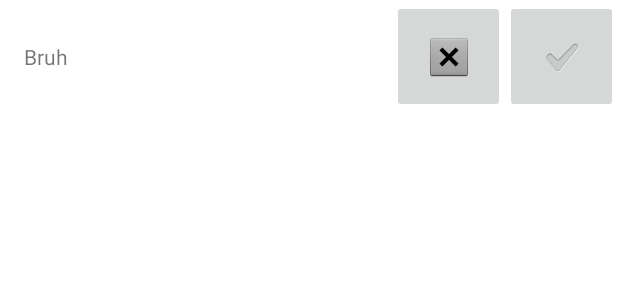
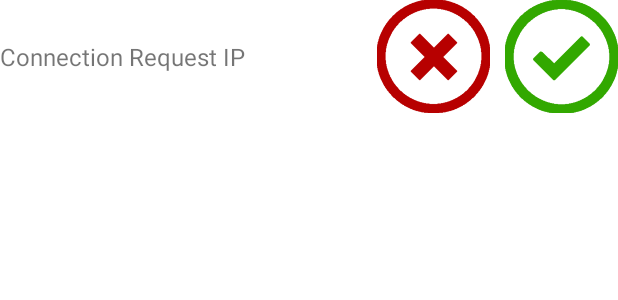
Before and after one commit to Goosoe/PhoneFileTransfer, an Android app: the layout request_list_item.xml on its own in the app's theme, with its tools: preview values and no code run, on a phone screen of 412 x 824 dp. Shown: the top 300 px of the screen. Run offline under Robolectric (Android 15) with nearby library versions, the phone set to English and light mode, and no system bars.

Commit message:
Sprint2
Ui upgrades, code refactoring and improvement,

```diff
--- a/app/src/main/java/SillyGoose/phonefiletransfer/PrepareServerActivity.java
+++ b/app/src/main/java/SillyGoose/phonefiletransfer/PrepareServerActivity.java
@@ -32,8 +32,7 @@ public class PrepareServerActivity extends Activity {
         this.setContentView(R.layout.prepare_server_layout);
 
         if(!Utils.isConnectedToWifi(this)){
-            Toast.makeText(getApplicationContext(), "You are not connected to any local network. Please connect and try again", Toast.LENGTH_LONG).show();
-            finish();
+            Utils.closeApp(this, "You are not connected to any local network. Please connect and try again");
         }
         progressText = findViewById(R.id.progressText);
         updateText();
--- a/app/src/main/java/SillyGoose/phonefiletransfer/ServerActivity.java
+++ b/app/src/main/java/SillyGoose/phonefiletransfer/ServerActivity.java
@@ -112,8 +112,8 @@ public class ServerActivity extends Activity {
             fileNumber = zipFile.size();
             zipFile.close();
             if(fileNumber < 1) {
-                Toast.makeText(getApplicationContext(), "You don't have any files chosen to send", Toast.LENGTH_LONG).show();
-                return;
+                //TODO: Magic string
+                Utils.closeApp(this, "You don't have any files chosen to send");
             }
 
         } catch (IOException e) {
--- a/app/src/main/java/Utils/Utils.java
+++ b/app/src/main/java/Utils/Utils.java
@@ -42,5 +42,10 @@ public class Utils {
         return connManager.getNetworkInfo(ConnectivityManager.TYPE_WIFI).isConnected();
     }
 
+    public static void closeApp(Activity activity, String message){
+        Toast.makeText(activity.getApplicationContext(), message, Toast.LENGTH_LONG).show();
+        activity.finish();
+    }
+
 
 }
--- a/app/src/main/res/layout/request_list_item.xml
+++ b/app/src/main/res/layout/request_list_item.xml
@@ -1,16 +1,10 @@
 <FrameLayout xmlns:android="http://schemas.android.com/apk/res/android"
     xmlns:app="http://schemas.android.com/apk/res-auto"
-    xmlns:tools="http://schemas.android.com/tools"
     android:layout_width="match_parent"
     android:layout_height="@dimen/list_element_height"
     android:gravity="center_vertical"
     android:minWidth="200dp">
 
-    <LinearLayout
-        android:layout_width="match_parent"
-        android:layout_height="match_parent"
-        android:layout_marginStart="16dp"
-        android:orientation="horizontal">
 
     <androidx.constraintlayout.widget.ConstraintLayout
         android:id="@+id/constraintLayout"
@@ -22,7 +16,10 @@
             android:layout_width="0dp"
             android:layout_height="wrap_content"
             android:minWidth="150dp"
-                android:text="Bruh"
+            android:text="@string/connection_request_ip"
+            android:textSize="16sp"
+            app:autoSizeMaxTextSize="22sp"
+            app:autoSizeMinTextSize="10sp"
             app:layout_constraintBottom_toBottomOf="parent"
             app:layout_constraintEnd_toStartOf="@+id/denyConn"
             app:layout_constraintStart_toStartOf="parent"
@@ -32,28 +29,36 @@
             android:id="@+id/denyConn"
             android:layout_width="75dp"
             android:layout_height="75dp"
+            android:layout_marginEnd="10dp"
+            android:adjustViewBounds="true"
+            android:background="?attr/selectableItemBackground"
             android:maxWidth="75dp"
             android:minWidth="25dp"
-                android:src="@android:drawable/btn_dialog"
+            android:scaleType="fitCenter"
+            android:src="@drawable/crossmark"
             app:layout_constraintBottom_toBottomOf="parent"
             app:layout_constraintEnd_toStartOf="@+id/acceptConn"
             app:layout_constraintTop_toTopOf="parent"
             app:layout_constraintVertical_bias="0.0"
-                app:srcCompat="@android:drawable/btn_dialog" />
+            app:srcCompat="@drawable/crossmark"
+            android:contentDescription="@string/deny_connection" />
 
         <ImageButton
             android:id="@+id/acceptConn"
             android:layout_width="75dp"
             android:layout_height="75dp"
+            android:adjustViewBounds="true"
+            android:background="?attr/selectableItemBackground"
             android:maxWidth="75dp"
             android:minWidth="25dp"
-                android:src="?android:attr/textCheckMark"
+            android:scaleType="fitCenter"
+            android:src="@drawable/checkmark2"
             app:layout_constraintBottom_toBottomOf="parent"
             app:layout_constraintEnd_toEndOf="parent"
-                app:layout_constraintTop_toTopOf="parent" />
+            app:layout_constraintTop_toTopOf="parent"
+            android:contentDescription="@string/accept_connection" />
 
     </androidx.constraintlayout.widget.ConstraintLayout>
 
-    </LinearLayout>
 
 </FrameLayout>
--- a/app/src/main/res/values/strings.xml
+++ b/app/src/main/res/values/strings.xml
@@ -12,6 +12,9 @@
     <string name="download_button_val"> Download</string>
     <string name="requests_title"> Requests:</string>
     <string name="requests_checkBox"> Accept all requests</string>
+    <string name="deny_connection">Deny Connection</string>
+    <string name="accept_connection">Accept connection</string>
+    <string name="connection_request_ip">Connection Request IP</string>
 
-<!--    %1$s-->
+    <!--    %1$s-->
 </resources>
```
Also changed, not shown: app/src/main/java/RequestList/RequestAdapter.java (+3 -8 lines), app/src/main/java/Server/HttpServer.java (+4 -4 lines), app/src/main/java/Server/ServerUtils.java (+5 -2 lines), app/src/main/res/drawable/checkmark2.png (added), app/src/main/res/drawable/crossmark.png (added). Lines whose indentation alone changed are shown as unchanged.
